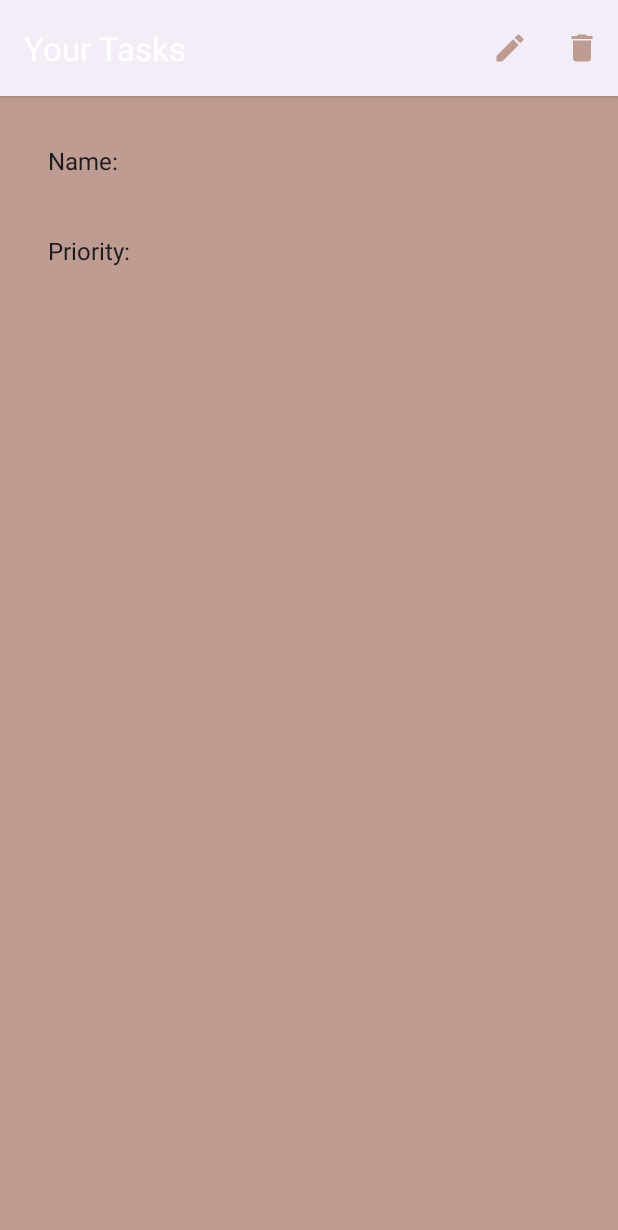
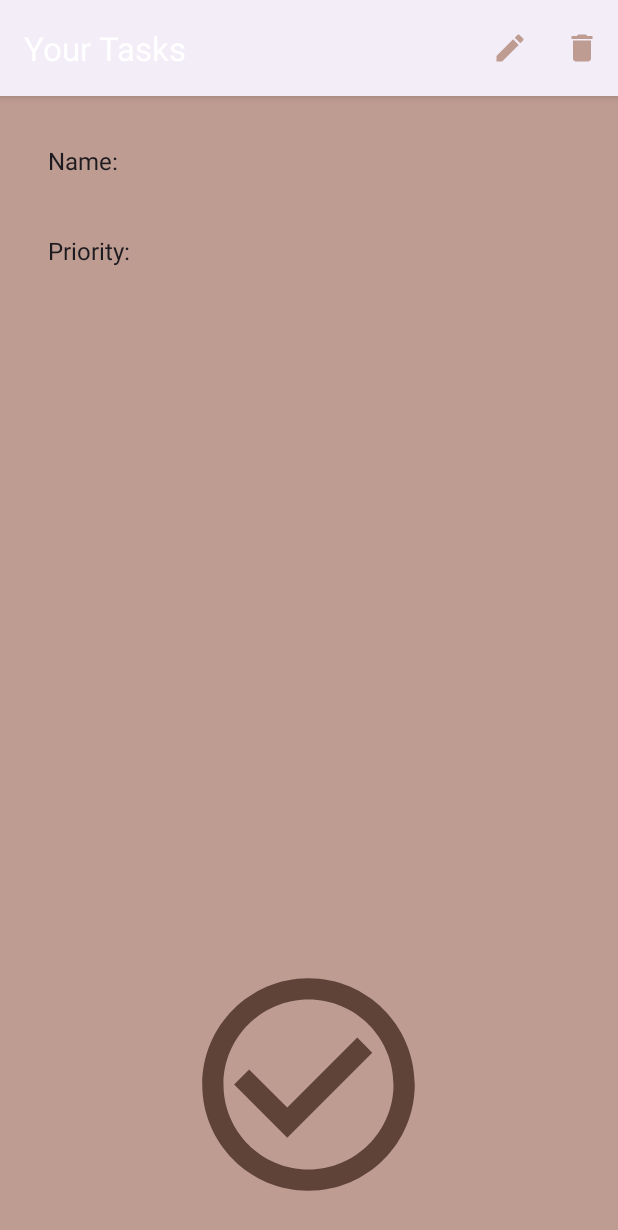
Before and after one commit to Joeyphic/Recolle, an Android app: the fragment TaskDetailFragment placed in its activity, on a phone screen of 412 x 824 dp. Shown: the top 1230 px of the screen. Run offline under Robolectric (Android 15) with nearby library versions, the phone set to English and light mode, and no system bars; our stand-ins replace Room's generated code, navigation-ui; 6 statements that could not run were skipped.

Commit message:
Add Finish Task Drawable

```diff
--- /dev/null
+++ b/app/src/main/res/drawable-v24/ic_baseline_check_circle_outline_170.xml
@@ -0,0 +1,5 @@
+<vector android:height="170dp" android:tint="#000000"
+    android:viewportHeight="24" android:viewportWidth="24"
+    android:width="170dp" xmlns:android="http://schemas.android.com/apk/res/android">
+    <path android:fillColor="@android:color/white" android:pathData="M16.59,7.58L10,14.17l-3.59,-3.58L5,12l5,5 8,-8zM12,2C6.48,2 2,6.48 2,12s4.48,10 10,10 10,-4.48 10,-10S17.52,2 12,2zM12,20c-4.42,0 -8,-3.58 -8,-8s3.58,-8 8,-8 8,3.58 8,8 -3.58,8 -8,8z"/>
+</vector>
--- a/app/src/main/res/layout/task_detail_fragment.xml
+++ b/app/src/main/res/layout/task_detail_fragment.xml
@@ -1,7 +1,12 @@
 <?xml version="1.0" encoding="utf-8"?>
-<androidx.appcompat.widget.LinearLayoutCompat xmlns:android="http://schemas.android.com/apk/res/android"
+<RelativeLayout xmlns:android="http://schemas.android.com/apk/res/android"
     xmlns:app="http://schemas.android.com/apk/res-auto"
     xmlns:tools="http://schemas.android.com/tools"
+    android:id="@+id/relative_layout_detail"
+    android:layout_width="match_parent"
+    android:layout_height="wrap_content">
+
+    <androidx.appcompat.widget.LinearLayoutCompat
         android:id="@+id/linearLayout"
         android:layout_width="match_parent"
         android:layout_height="wrap_content"
@@ -42,3 +47,14 @@
             tools:text="High" />
 
     </androidx.appcompat.widget.LinearLayoutCompat>
+
+    <ImageView
+        android:id="@+id/imageView"
+        android:layout_width="wrap_content"
+        android:layout_height="wrap_content"
+        android:layout_alignParentBottom="true"
+        android:layout_centerHorizontal="true"
+        android:padding="@dimen/margin"
+        app:tint="@color/primaryDarkColor"
+        app:srcCompat="@drawable/ic_baseline_check_circle_outline_170" />
+</RelativeLayout>
```
Lines whose indentation alone changed are shown as unchanged.
